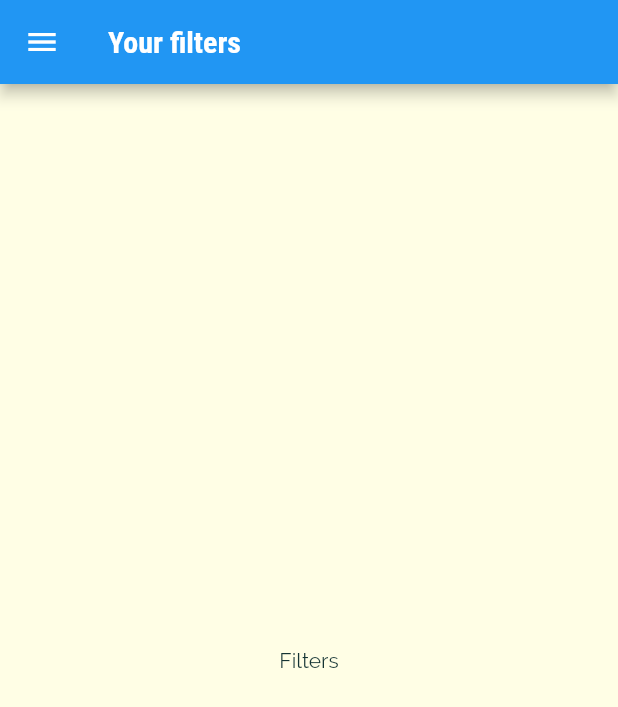
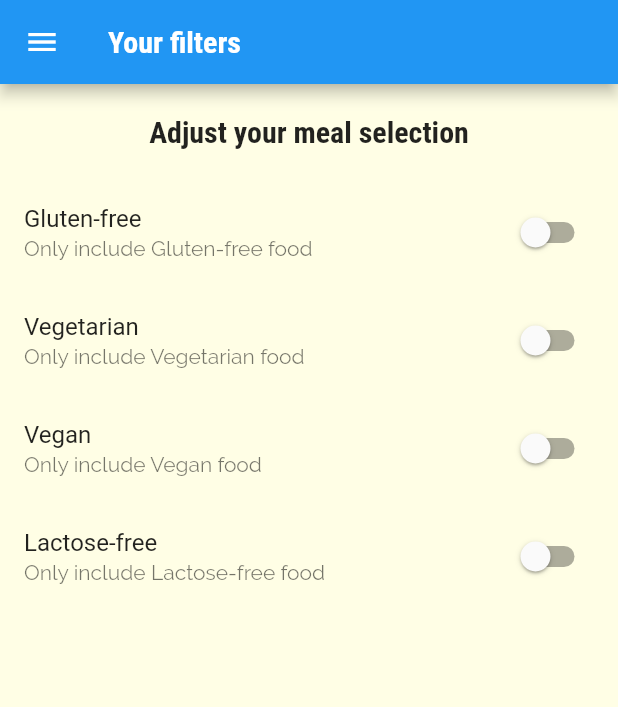
Before and after one commit to apexpre-dator/Meals-App, a Flutter app: the FilterScreen screen opened by its route, on a phone screen of 412 x 824 dp. Shown: the top 707 px of the screen. Run offline on Flutter 3.47's test engine with Material 2 defaults, Android fonts, the phone set to English and light mode, and no system bars.

Commit message:
Added Filter Switches

```diff
--- a/lib/screens/filter_screen.dart
+++ b/lib/screens/filter_screen.dart
@@ -2,9 +2,19 @@ import 'package:flutter/material.dart';
 
 import '../widgets/main_drawer.dart';
 
-class FilterScreen extends StatelessWidget {
+class FilterScreen extends StatefulWidget {
   const FilterScreen({Key? key}) : super(key: key);
   static const routeName = '/filters';
+
+  @override
+  State<FilterScreen> createState() => _FilterScreenState();
+}
+
+class _FilterScreenState extends State<FilterScreen> {
+  var glutenFree = false;
+  var vegetarian = false;
+  var vegan = false;
+  var lactoseFree = false;
 
   @override
   Widget build(BuildContext context) {
@@ -13,8 +23,62 @@ class FilterScreen extends StatelessWidget {
         title: Text('Your filters'),
       ),
       drawer: MainDrawer(),
-      body: Center(
-        child: Text('Filters'),
+      body: Column(
+        children: <Widget>[
+          Container(
+            padding: EdgeInsets.all(20),
+            child: Text(
+              'Adjust your meal selection',
+              style: Theme.of(context).textTheme.headline6,
+            ),
+          ),
+          Expanded(
+            child: ListView(
+              children: <Widget>[
+                SwitchListTile(
+                  title: Text('Gluten-free'),
+                  value: glutenFree,
+                  subtitle: Text('Only include Gluten-free food'),
+                  onChanged: (newVal) {
+                    setState(() {
+                      glutenFree = newVal;
+                    });
+                  },
+                ),
+                SwitchListTile(
+                  title: Text('Vegetarian'),
+                  value: vegetarian,
+                  subtitle: Text('Only include Vegetarian food'),
+                  onChanged: (newVal) {
+                    setState(() {
+                      vegetarian = newVal;
+                    });
+                  },
+                ),
+                SwitchListTile(
+                  title: Text('Vegan'),
+                  value: vegan,
+                  subtitle: Text('Only include Vegan food'),
+                  onChanged: (newVal) {
+                    setState(() {
+                      vegan = newVal;
+                    });
+                  },
+                ),
+                SwitchListTile(
+                  title: Text('Lactose-free'),
+                  value: lactoseFree,
+                  subtitle: Text('Only include Lactose-free food'),
+                  onChanged: (newVal) {
+                    setState(() {
+                      lactoseFree = newVal;
+                    });
+                  },
+                ),
+              ],
+            ),
+          ),
+        ],
       ),
     );
   }
```
